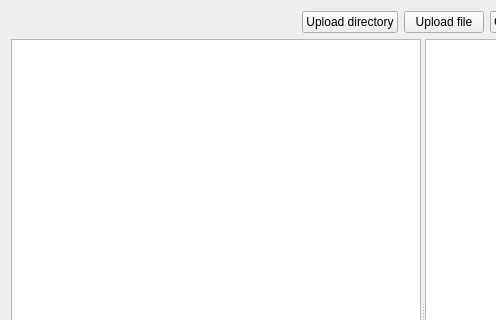
This is mainwindow.ui in vooft/qu1 as Qt 5 draws it before an edit; both pictures show x 0 to 496 and y 0 to 320 of the 845 by 615 pixel window. The edited form follows.
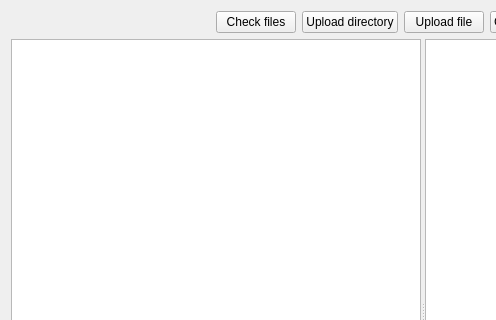
This is the edited form.

```diff
--- a/mainwindow.ui
+++ b/mainwindow.ui
@@ -30,6 +30,13 @@
         </property>
        </spacer>
       </item>
+      <item>
+       <widget class="QPushButton" name="checkButton">
+        <property name="text">
+         <string>Check files</string>
+        </property>
+       </widget>
+      </item>
       <item>
        <widget class="QPushButton" name="uploadDirButton">
         <property name="text">
```
Left out of the diff: 8 changed lines with no effect on the pictures.
